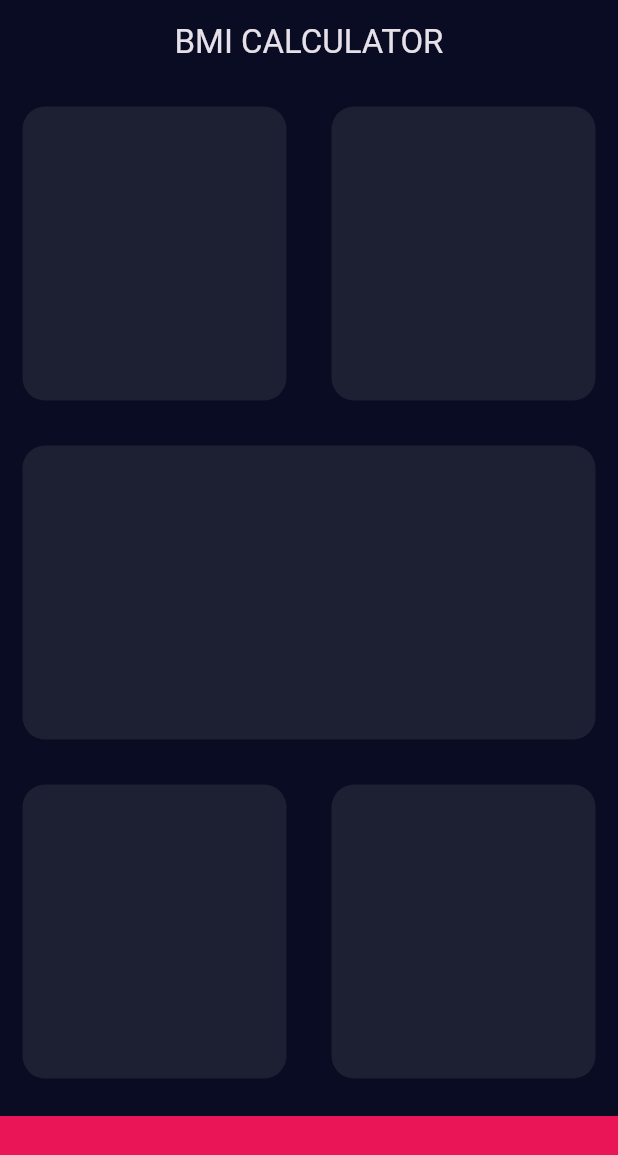
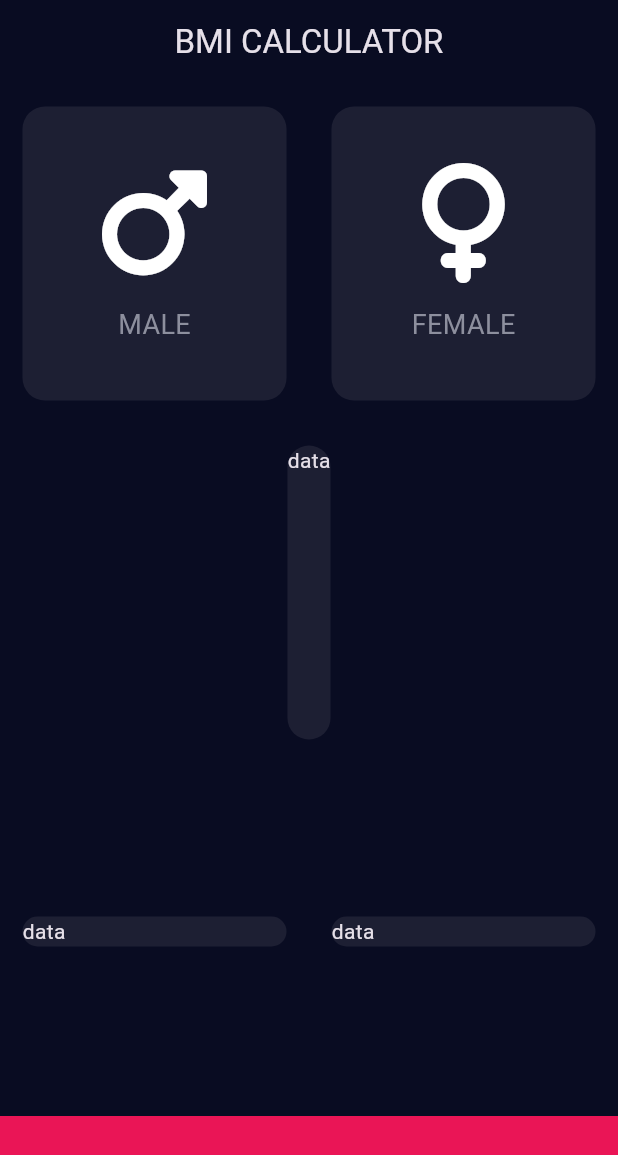
Before and after one commit to Amal-AM4/bmi_calc, a Flutter app: the screen it shows after launch, on a phone screen of 412 x 824 dp. Shown: the top 1155 px of the screen. Run offline on Flutter 3.47's test engine with Material 3 defaults, Android fonts, the phone set to English and light mode, and no system bars; our stand-ins replace font_awesome_flutter.

Commit message:
layout 1st row completed

```diff
--- /dev/null
+++ b/lib/icon_details.dart
@@ -0,0 +1,20 @@
+import 'package:flutter/material.dart';
+
+class iconDetails extends StatelessWidget {
+  // const iconDetails({super.key});
+  final IconData icon;
+  final String label;
+  iconDetails({required this.icon, required this.label});
+
+  @override
+  Widget build(BuildContext context) {
+    return Column(
+      mainAxisAlignment: MainAxisAlignment.center,
+      children: [
+        Icon(icon, size: 80.0),
+        SizedBox(height: 15.0),
+        Text(label, style: TextStyle(color: Color(0xFF8D8F9E), fontSize: 18.0)),
+      ],
+    );
+  }
+}
--- a/lib/input_page.dart
+++ b/lib/input_page.dart
@@ -1,4 +1,7 @@
 import 'package:flutter/material.dart';
+import 'package:font_awesome_flutter/font_awesome_flutter.dart';
+import 'resusable_card.dart';
+import 'icon_details.dart';
 
 const bottomContainerHeight = 80.0;
 const resusableCardColor = Color(0xFF1D1F33);
@@ -21,17 +24,48 @@ class _InputPageState extends State<InputPage> {
           Expanded(
             child: Row(
               children: [
-                Expanded(child: ReusableCard(kolor: resusableCardColor)),
-                Expanded(child: ReusableCard(kolor: resusableCardColor)),
+                Expanded(
+                  child: ReusableCard(
+                    kolor: resusableCardColor,
+                    cardChild: iconDetails(
+                      icon: FontAwesomeIcons.mars,
+                      label: 'MALE',
+                    ),
+                  ),
+                ),
+                Expanded(
+                  child: ReusableCard(
+                    kolor: resusableCardColor,
+                    cardChild: iconDetails(
+                      icon: FontAwesomeIcons.venus,
+                      label: 'FEMALE',
+                    ),
+                  ),
+                ),
               ],
             ),
           ),
-          Expanded(child: ReusableCard(kolor: resusableCardColor)),
+          Expanded(
+            child: ReusableCard(
+              kolor: resusableCardColor,
+              cardChild: Text('data'),
+            ),
+          ),
           Expanded(
             child: Row(
               children: [
-                Expanded(child: ReusableCard(kolor: resusableCardColor)),
-                Expanded(child: ReusableCard(kolor: resusableCardColor)),
+                Expanded(
+                  child: ReusableCard(
+                    kolor: resusableCardColor,
+                    cardChild: Text('data'),
+                  ),
+                ),
+                Expanded(
+                  child: ReusableCard(
+                    kolor: resusableCardColor,
+                    cardChild: Text('data'),
+                  ),
+                ),
               ],
             ),
           ),
@@ -47,21 +81,3 @@ class _InputPageState extends State<InputPage> {
     );
   }
 }
-
-class ReusableCard extends StatelessWidget {
-  // const ReusableCard({super.key});
-
-  final Color kolor;
-  ReusableCard({required this.kolor});
-
-  @override
-  Widget build(BuildContext context) {
-    return Container(
-      margin: EdgeInsets.all(15.0),
-      decoration: BoxDecoration(
-        borderRadius: BorderRadius.circular(15.0),
-        color: kolor,
-      ),
-    );
-  }
-}
--- /dev/null
+++ b/lib/resusable_card.dart
@@ -0,0 +1,22 @@
+import 'package:flutter/material.dart';
+
+class ReusableCard extends StatelessWidget {
+  // const ReusableCard({super.key});
+
+  final Color kolor;
+  final Widget cardChild;
+
+  ReusableCard({required this.kolor, required this.cardChild});
+
+  @override
+  Widget build(BuildContext context) {
+    return Container(
+      child: cardChild,
+      margin: EdgeInsets.all(15.0),
+      decoration: BoxDecoration(
+        borderRadius: BorderRadius.circular(15.0),
+        color: kolor,
+      ),
+    );
+  }
+}
--- a/pubspec.yaml
+++ b/pubspec.yaml
@@ -34,6 +34,7 @@ dependencies:
   # The following adds the Cupertino Icons font to your application.
   # Use with the CupertinoIcons class for iOS style icons.
   cupertino_icons: ^1.0.8
+  font_awesome_flutter: ^10.8.0
 
 dev_dependencies:
   flutter_test:
```
Also changed, not shown: pubspec.lock.
